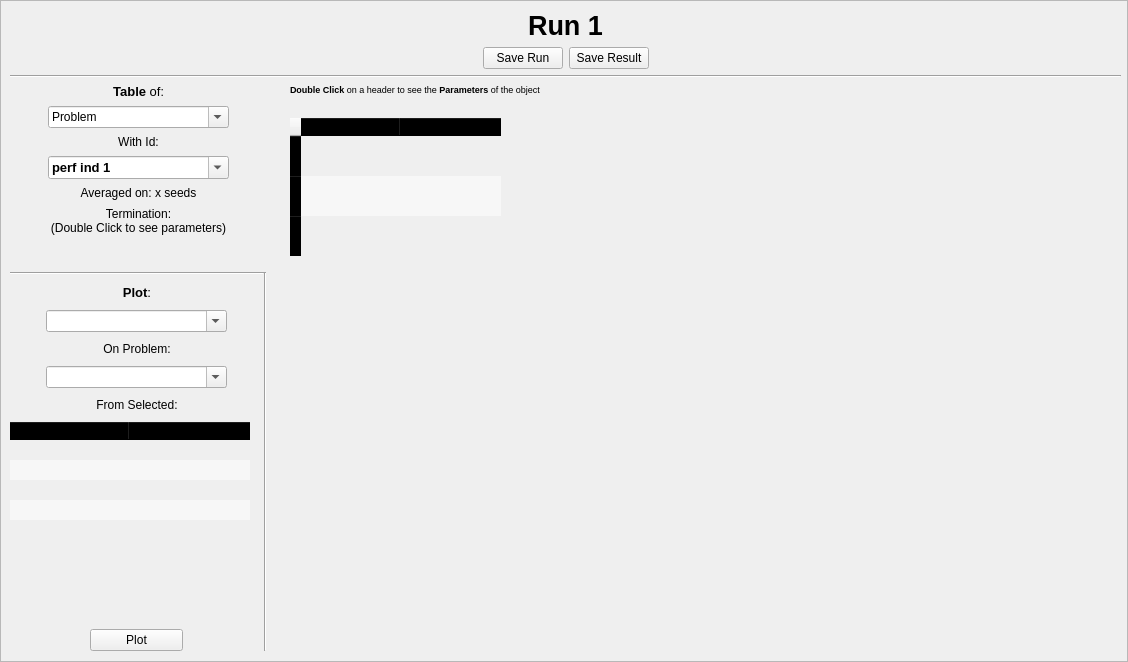
tomaslibanomonteiro/Thesis-code, file frontend/designer_templates/main_window/run_tab.ui: the form before one commit.
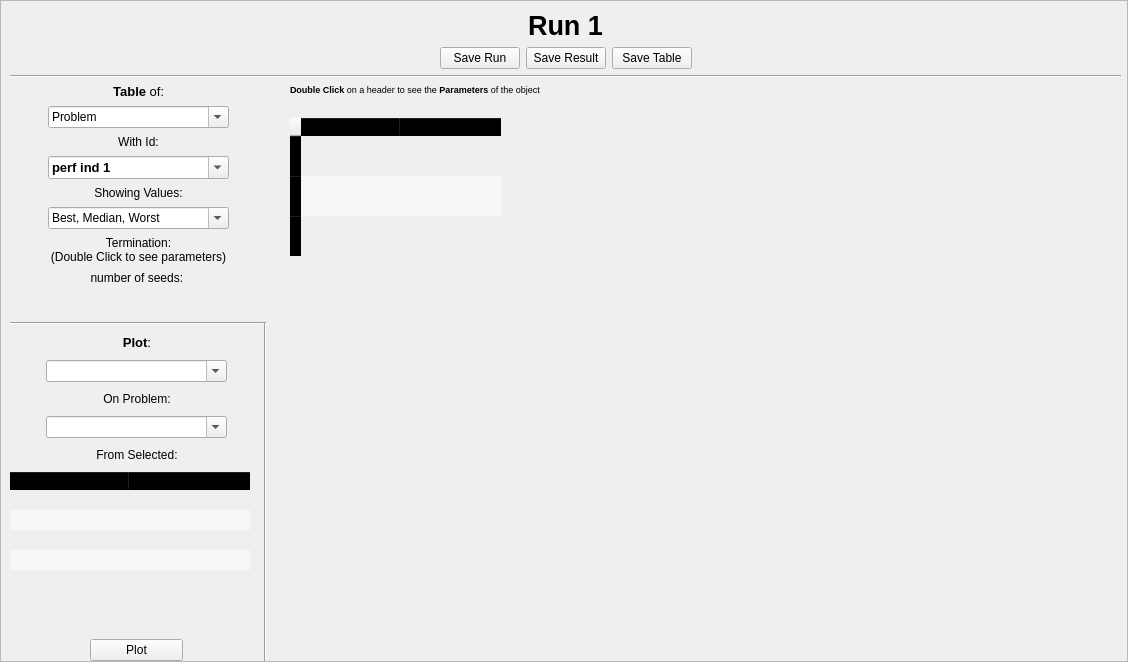
The form after the commit.

Commit message: propagate Exceptions in run_button, statistics DFs (best, median, worst)

Diff of the .ui file:
```diff
--- a/frontend/designer_templates/main_window/run_tab.ui
+++ b/frontend/designer_templates/main_window/run_tab.ui
@@ -25,7 +25,7 @@
      <x>10</x>
      <y>10</y>
      <width>1111</width>
-     <height>641</height>
+     <height>651</height>
     </rect>
    </property>
    <layout class="QVBoxLayout" name="verticalLayout_2" stretch="0,0,0,0">
@@ -84,6 +84,13 @@
         </property>
        </widget>
       </item>
+      <item>
+       <widget class="QPushButton" name="save_table">
+        <property name="text">
+         <string>Save Table</string>
+        </property>
+       </widget>
+      </item>
       <item>
        <spacer name="horizontalSpacer_2">
         <property name="orientation">
@@ -209,7 +216,7 @@
          </widget>
         </item>
         <item>
-         <widget class="QLabel" name="n_seeds_label">
+         <widget class="QLabel" name="label_5">
           <property name="sizePolicy">
            <sizepolicy hsizetype="Preferred" vsizetype="Preferred">
             <horstretch>0</horstretch>
@@ -217,13 +224,51 @@
            </sizepolicy>
           </property>
           <property name="text">
-           <string>&lt;html&gt;&lt;head/&gt;&lt;body&gt;&lt;p align=&quot;center&quot;&gt;Averaged on: x seeds&lt;/p&gt;&lt;/body&gt;&lt;/html&gt;</string>
+           <string>&lt;html&gt;&lt;head/&gt;&lt;body&gt;&lt;p align=&quot;center&quot;&gt;Showing Values:&lt;/p&gt;&lt;/body&gt;&lt;/html&gt;</string>
           </property>
           <property name="alignment">
            <set>Qt::AlignCenter</set>
           </property>
          </widget>
         </item>
+        <item alignment="Qt::AlignHCenter">
+         <widget class="QComboBox" name="showing_values">
+          <property name="minimumSize">
+           <size>
+            <width>181</width>
+            <height>0</height>
+           </size>
+          </property>
+          <property name="maximumSize">
+           <size>
+            <width>181</width>
+            <height>16777215</height>
+           </size>
+          </property>
+          <property name="editable">
+           <bool>true</bool>
+          </property>
+          <property name="currentIndex">
+           <number>0</number>
+          </property>
+          <property name="insertPolicy">
+           <enum>QComboBox::InsertAlphabetically</enum>
+          </property>
+          <property name="frame">
+           <bool>true</bool>
+          </property>
+          <item>
+           <property name="text">
+            <string>Best, Median, Worst</string>
+           </property>
+          </item>
+          <item>
+           <property name="text">
+            <string>Averaged across seeds</string>
+           </property>
+          </item>
+         </widget>
+        </item>
         <item>
          <widget class="QLabel" name="term_label">
           <property name="sizePolicy">
@@ -243,6 +288,22 @@
           </property>
          </widget>
         </item>
+        <item>
+         <widget class="QLabel" name="n_seeds_label">
+          <property name="sizePolicy">
+           <sizepolicy hsizetype="Preferred" vsizetype="Preferred">
+            <horstretch>0</horstretch>
+            <verstretch>0</verstretch>
+           </sizepolicy>
+          </property>
+          <property name="text">
+           <string>&lt;html&gt;&lt;head/&gt;&lt;body&gt;&lt;p align=&quot;center&quot;&gt;number of seeds: &lt;/p&gt;&lt;/body&gt;&lt;/html&gt;</string>
+          </property>
+          <property name="alignment">
+           <set>Qt::AlignCenter</set>
+          </property>
+         </widget>
+        </item>
         <item>
          <spacer name="verticalSpacer_3">
           <property name="orientation">
```
The commit also changes 11 other files.
